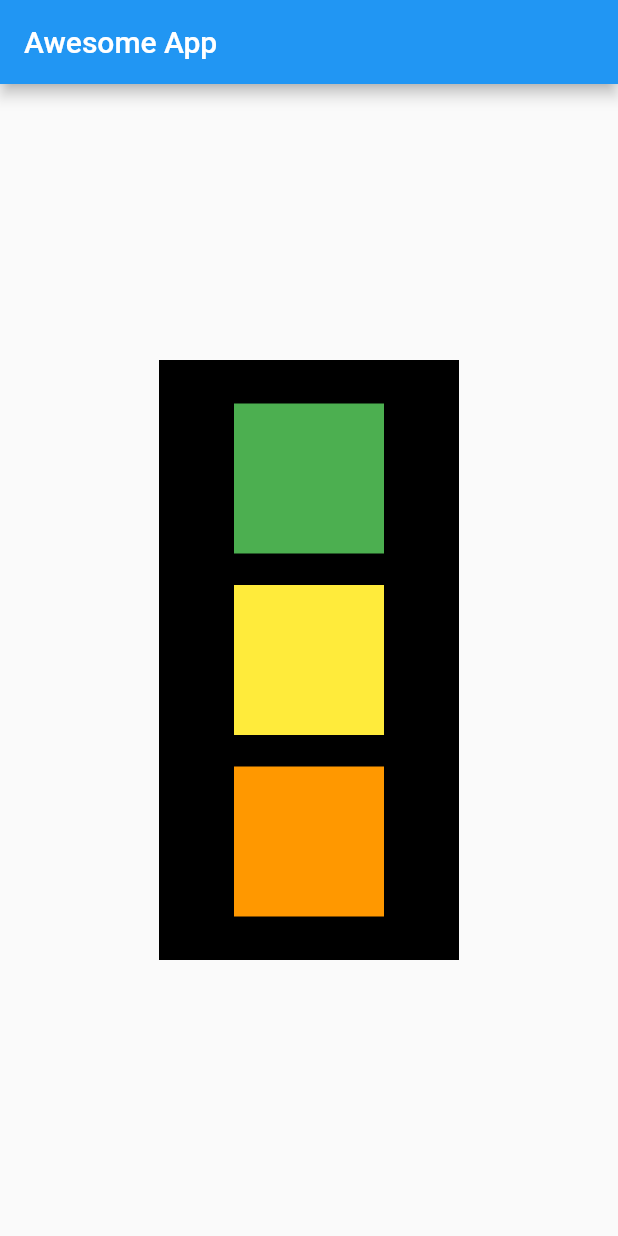
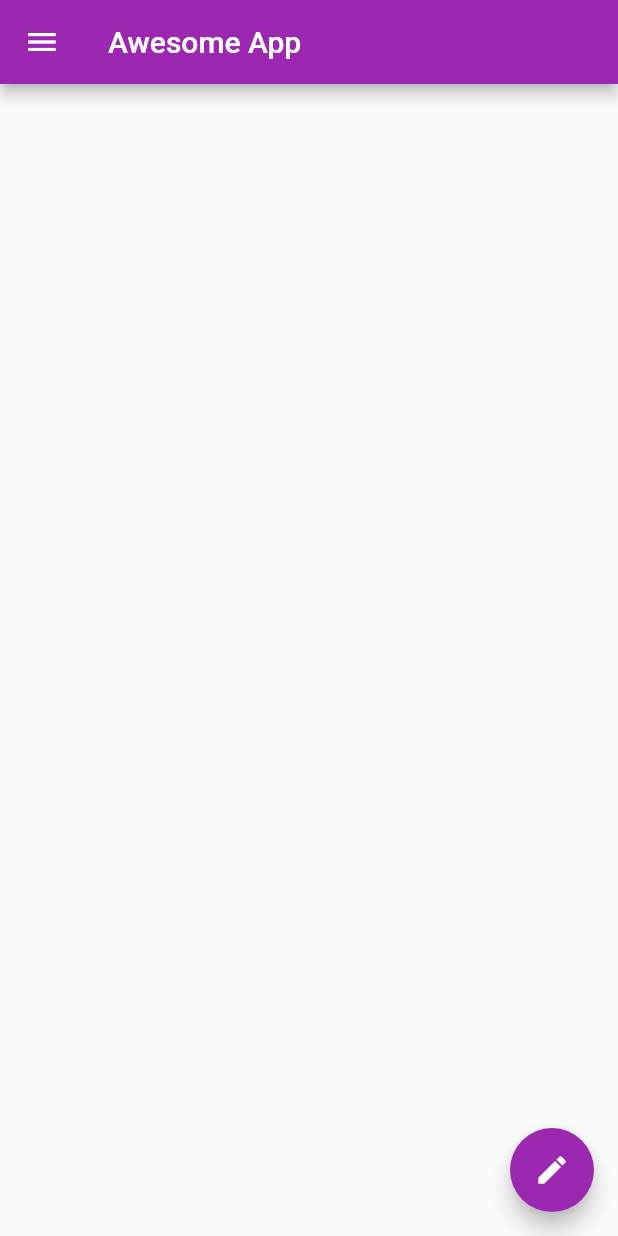
Before and after one commit to saikatmaity01/Flutter, a Flutter app: the screen it shows after launch, on a phone screen of 412 x 824 dp. Run offline on Flutter 3.47's test engine with Material 2 defaults, Android fonts, the phone set to English and light mode, and no system bars.

Commit message:
Chapter 5 Material Drawer,ListView,CircleAvatar,NetworkImage,FloatingActionButton completed

```diff
--- a/lib/main.dart
+++ b/lib/main.dart
@@ -5,6 +5,7 @@ void main() {
     MaterialApp(
       title: "Awesome App",
       home: HomePage(),
+      theme: ThemeData(primarySwatch: Colors.purple),
     ),
   );
 }
@@ -17,43 +18,38 @@ class HomePage extends StatelessWidget {
       appBar: AppBar(
         title: Text("Awesome App"),
       ),
-      body: Padding(
-        padding: const EdgeInsets.all(8.0),
-        child: Align(
-          alignment: Alignment.center,
-          child: Container(
-            color: Colors.black,
-            width: 200,
-            height: 400,
-            child: Padding(
-              padding: const EdgeInsets.all(8.0),
-              child: Column(
-                mainAxisAlignment: MainAxisAlignment.spaceEvenly,
-                crossAxisAlignment: CrossAxisAlignment.center,
-                children: <Widget>[
-                  Container(
-                    padding: EdgeInsets.all(8),
-                    width: 100,
-                    height: 100,
-                    color: Colors.green,
-                  ),
-                  Container(
-                    padding: EdgeInsets.all(8),
-                    width: 100,
-                    height: 100,
-                    color: Colors.yellow,
-                  ),
-                  Container(
-                    padding: EdgeInsets.all(8),
-                    width: 100,
-                    height: 100,
-                    color: Colors.orange,
-                  ),
-                ],
+      body: Container(),
+      drawer: Drawer(
+        child: ListView(
+          padding: EdgeInsets.zero,
+          children: const <Widget>[
+            UserAccountsDrawerHeader(
+              accountName: Text("Saikat Maity"),
+              accountEmail: Text("skt.maity01@gmail.com"),
+              currentAccountPicture: CircleAvatar(
+                backgroundImage: NetworkImage(
+                  "https://images.unsplash.com/photo-1570295999919-56ceb5ecca61?ixlib=rb-1.2.1&ixid=eyJhcHBfaWQiOjEyMDd9&auto=format&fit=crop&w=800&q=60"
+                ),
               ),
             ),
-          ),
+            ListTile(
+              leading: Icon(Icons.person),
+              title: Text("Account"),
+              subtitle: Text("Person"),
+              trailing: Icon(Icons.edit),
+            ),
+            ListTile(
+              leading: Icon(Icons.email),
+              title: Text("Email"),
+              subtitle: Text("skt.maity01@gmail.com"),
+              trailing: Icon(Icons.send),
+            ),
+          ],
         ),
+      ),
+      floatingActionButton: FloatingActionButton(
+        onPressed: () {},
+        child: Icon(Icons.edit),
       ),
     );
   }
```
